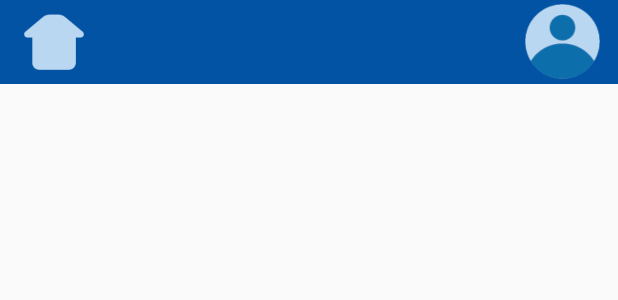
After one commit to ParkerStraus/Senior-Project-App, an Android app: the layout layout_header.xml on its own in the app's theme, with its tools: preview values and no code run, on a phone screen of 412 x 824 dp. The commit adds this screen. Shown: the top 300 px of the screen. Run offline under Robolectric (Android 15) with nearby library versions, the phone set to English and light mode, and no system bars.

Commit message:
Added modular header and footer

```diff
--- /dev/null
+++ b/TimelyChefs/app/src/main/res/layout/layout_header.xml
@@ -0,0 +1,42 @@
+<?xml version="1.0" encoding="utf-8"?>
+<androidx.constraintlayout.widget.ConstraintLayout xmlns:android="http://schemas.android.com/apk/res/android"
+    xmlns:app="http://schemas.android.com/apk/res-auto"
+    android:layout_width="match_parent"
+    android:layout_height="match_parent"
+    xmlns:tools="http://schemas.android.com/tools">
+
+    <androidx.appcompat.widget.Toolbar
+        android:id="@+id/toolbar"
+        android:layout_width="0dp"
+        android:layout_height="wrap_content"
+        android:background="@color/blue1"
+        android:minHeight="?attr/actionBarSize"
+        android:theme="?attr/actionBarTheme"
+        app:layout_constraintEnd_toEndOf="parent"
+        app:layout_constraintStart_toStartOf="parent"
+        app:layout_constraintTop_toTopOf="parent">
+
+        <ImageView
+            android:id="@+id/homebutton"
+            tools:layout_editor_absoluteX="16dp"
+            tools:layout_editor_absoluteY="12dp"
+            android:layout_width="40dp"
+            android:layout_height="40dp"
+            android:contentDescription="@string/homebtn"
+            android:scaleType="fitCenter"
+            app:srcCompat="@drawable/home" />
+
+        <ImageView
+            android:id="@+id/profileIcon"
+            tools:ignore="RtlHardcoded"
+            tools:layout_editor_absoluteY="12dp"
+            android:layout_width="50dp"
+            android:layout_height="50dp"
+            android:layout_gravity="right"
+            android:layout_marginRight="12dp"
+            android:contentDescription="@string/profilebtn"
+            app:layout_constraintEnd_toEndOf="@+id/toolbar"
+            app:srcCompat="@drawable/profile" />
+
+    </androidx.appcompat.widget.Toolbar>
+</androidx.constraintlayout.widget.ConstraintLayout>
```
Also changed, not shown: TimelyChefs/app/src/main/java/com/example/timelychefs/MainActivity.java (+7 -1 lines), TimelyChefs/app/src/main/res/layout/activity_main.xml (+2 -77 lines), TimelyChefs/app/src/main/res/layout/layout_footer.xml (added, +53 -0 lines).
